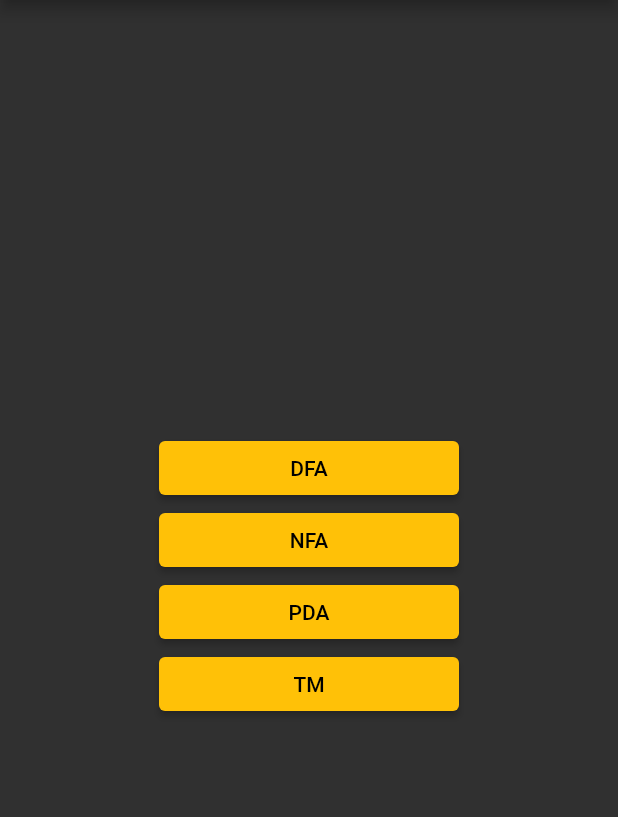
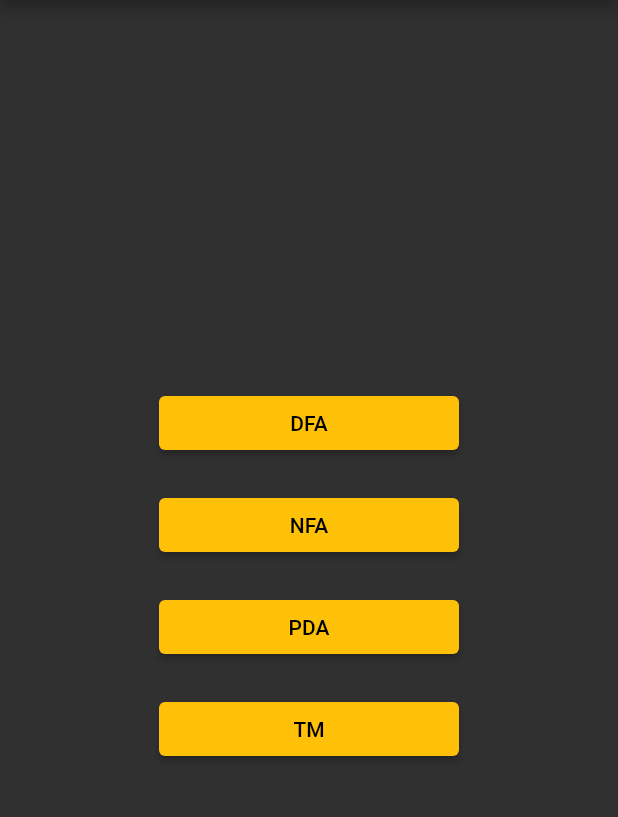
Before and after one commit to DevUt/AutoMata, a Flutter app: the screen it shows after launch, on a phone screen of 412 x 824 dp, the part 84-901 px from its top. Run offline on Flutter 3.47's test engine with Material 2 defaults, Android fonts, the phone set to English and light mode, and no system bars; missing offline and left inert: automata_library.

Commit message:
Fix Center spacing and transition func

```diff
--- a/lib/DFA/creation/dfa_enter_transition_table.dart
+++ b/lib/DFA/creation/dfa_enter_transition_table.dart
@@ -28,15 +28,15 @@ class _DFAEnterTransitionTableState extends State<DFAEnterTransitionTable> {
   @override
   void initState() {
     super.initState();
+    row = widget.states.length;
+    col = widget.alphabet.length;
+
     controllers = List.generate((row + 1),
         (i) => List.generate((col + 1), (i) => TextEditingController()));
   }
 
   @override
   Widget build(BuildContext context) {
-    row = widget.states.length;
-    col = widget.alphabet.length;
-
     return Scaffold(
       appBar: AppBar(title: const Text("Transition function")),
       body: Column(
--- a/lib/main.dart
+++ b/lib/main.dart
@@ -39,7 +39,8 @@ class _HomePageState extends State<HomePage> {
         mainAxisAlignment: MainAxisAlignment.center,
         children: [
           Center(
-            child: SizedBox(
+            child: Container(
+                margin: EdgeInsets.all(10),
                 width: 200,
                 child: ElevatedButton(
                   onPressed: () {
@@ -52,19 +53,22 @@ class _HomePageState extends State<HomePage> {
                 )),
           ),
           Center(
-            child: SizedBox(
+            child: Container(
+              margin: EdgeInsets.all(10),
               width: 200,
               child: ElevatedButton(onPressed: () {}, child: const Text("NFA")),
             ),
           ),
           Center(
-            child: SizedBox(
+            child: Container(
+              margin: EdgeInsets.all(10),
               width: 200,
               child: ElevatedButton(onPressed: () {}, child: const Text("PDA")),
             ),
           ),
           Center(
-            child: SizedBox(
+            child: Container(
+              margin: EdgeInsets.all(10),
               width: 200,
               child: ElevatedButton(onPressed: () {}, child: const Text("TM")),
             ),
```
